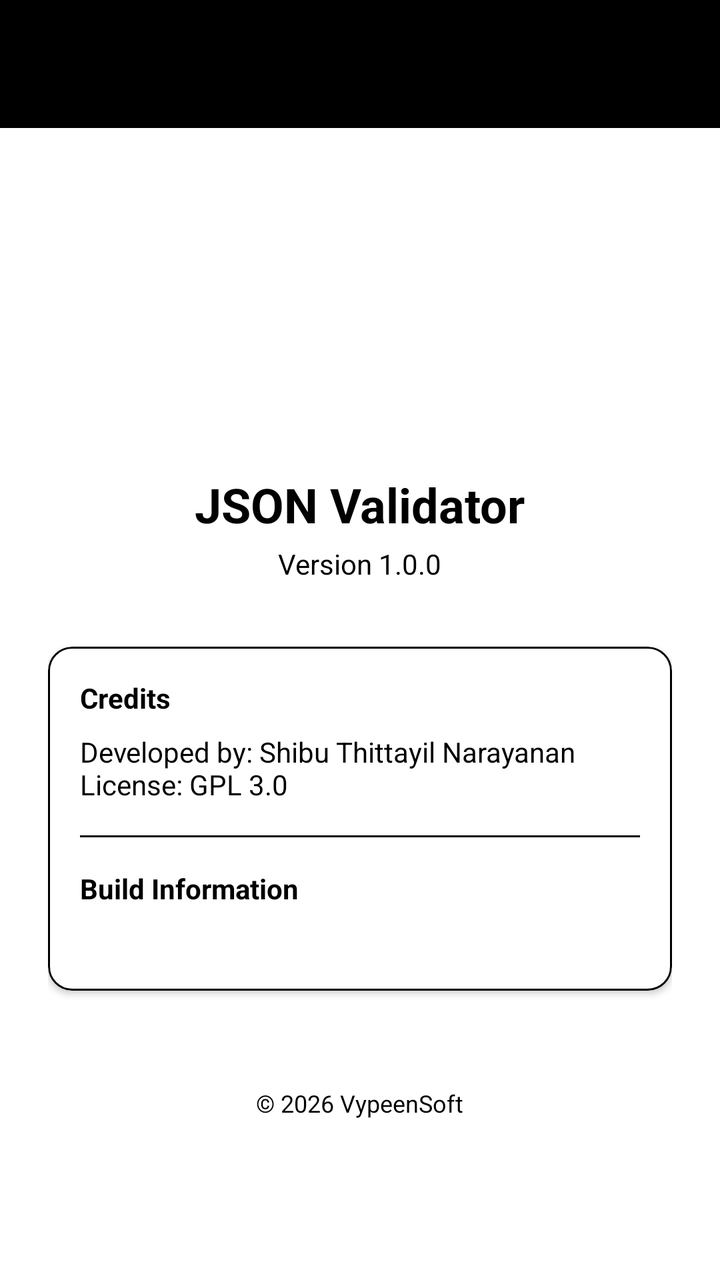
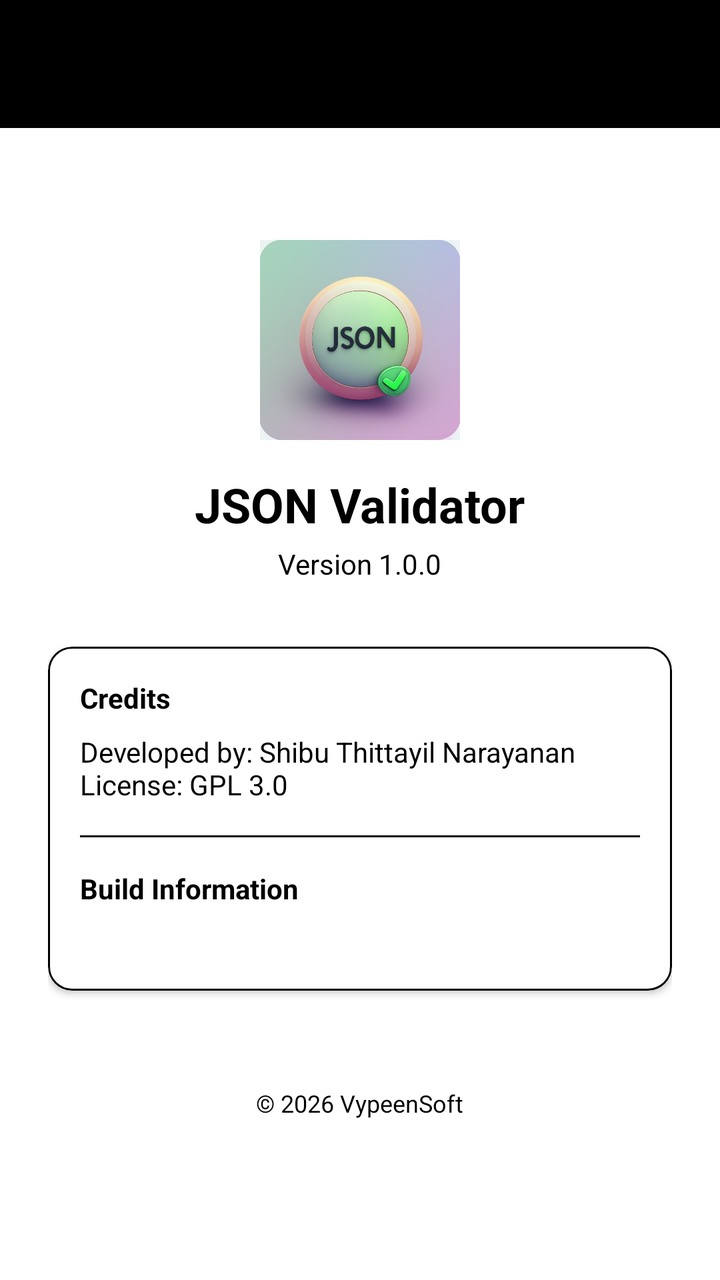

An Android layout rendered at two revisions. The XML below is the earlier revision; the diff shows what the commit changed to produce the second picture.
<!-- AndroidManifest.xml: application theme Theme.JsonValidator -->
<!-- res/layout/activity_about.xml -->
<?xml version="1.0" encoding="utf-8"?>
<androidx.coordinatorlayout.widget.CoordinatorLayout xmlns:android="http://schemas.android.com/apk/res/android"
    xmlns:app="http://schemas.android.com/apk/res-auto"
    android:layout_width="match_parent"
    android:layout_height="match_parent"
    android:background="@color/background">

    <com.google.android.material.appbar.AppBarLayout
        android:layout_width="match_parent"
        android:layout_height="wrap_content">

        <androidx.appcompat.widget.Toolbar
            android:id="@+id/toolbar"
            android:layout_width="match_parent"
            android:layout_height="?attr/actionBarSize"
            android:background="@color/primary"
            app:titleTextColor="@android:color/white" />

    </com.google.android.material.appbar.AppBarLayout>

    <androidx.core.widget.NestedScrollView
        android:layout_width="match_parent"
        android:layout_height="match_parent"
        app:layout_behavior="@string/appbar_scrolling_view_behavior">

        <LinearLayout
            android:layout_width="match_parent"
            android:layout_height="wrap_content"
            android:orientation="vertical"
            android:padding="24dp"
            android:gravity="center_horizontal">

            <ImageView
                android:layout_width="100dp"
                android:layout_height="100dp"
                android:layout_marginTop="32dp"
                android:src="@android:drawable/sym_def_app_icon" />

            <TextView
                android:layout_width="wrap_content"
                android:layout_height="wrap_content"
                android:layout_marginTop="16dp"
                android:text="@string/app_name"
                android:textColor="@color/text_primary"
                android:textSize="24sp"
                android:textStyle="bold" />

            <TextView
                android:layout_width="wrap_content"
                android:layout_height="wrap_content"
                android:layout_marginTop="4dp"
                android:text="Version 1.0.0"
                android:textColor="@color/text_secondary"
                android:textSize="14sp" />

            <com.google.android.material.card.MaterialCardView
                android:layout_width="match_parent"
                android:layout_height="wrap_content"
                android:layout_marginTop="32dp"
                app:cardBackgroundColor="@color/card_bg"
                app:cardCornerRadius="12dp"
                app:cardElevation="2dp"
                app:strokeColor="@color/border_color"
                app:strokeWidth="1dp">

                <LinearLayout
                    android:layout_width="match_parent"
                    android:layout_height="wrap_content"
                    android:orientation="vertical"
                    android:padding="16dp">

                    <TextView
                        android:layout_width="wrap_content"
                        android:layout_height="wrap_content"
                        android:text="Credits"
                        android:textColor="@color/primary"
                        android:textSize="14sp"
                        android:textStyle="bold" />

                    <TextView
                        android:layout_width="match_parent"
                        android:layout_height="wrap_content"
                        android:layout_marginTop="8dp"
                        android:text="Developed by: Shibu Thittayil Narayanan\nLicense: GPL 3.0"
                        android:textColor="@color/text_primary"
                        android:textSize="14sp" />

                    <View
                        android:layout_width="match_parent"
                        android:layout_height="1dp"
                        android:layout_marginTop="16dp"
                        android:layout_marginBottom="16dp"
                        android:background="@color/divider" />

                    <TextView
                        android:layout_width="wrap_content"
                        android:layout_height="wrap_content"
                        android:text="Build Information"
                        android:textColor="@color/primary"
                        android:textSize="14sp"
                        android:textStyle="bold" />

                    <TextView
                        android:id="@+id/tvBuildInfo"
                        android:layout_width="match_parent"
                        android:layout_height="wrap_content"
                        android:layout_marginTop="8dp"
                        android:textColor="@color/text_primary"
                        android:textSize="13sp"
                        android:lineSpacingExtra="4dp" />

                </LinearLayout>

            </com.google.android.material.card.MaterialCardView>

            <TextView
                android:layout_width="wrap_content"
                android:layout_height="wrap_content"
                android:layout_marginTop="48dp"
                android:text="© 2026 VypeenSoft"
                android:textColor="@color/text_secondary"
                android:textSize="12sp" />

        </LinearLayout>

    </androidx.core.widget.NestedScrollView>

</androidx.coordinatorlayout.widget.CoordinatorLayout>
<!-- resources referenced by this layout -->
<resources>
  <color name="background">#FFFFFF</color>
  <color name="border_color">#000000</color>
  <color name="card_bg">#FFFFFF</color>
  <color name="divider">#000000</color>
  <color name="primary">#000000</color>
  <color name="text_primary">#000000</color>
  <color name="text_secondary">#000000</color>
  <string name="app_name">JSON Validator</string>
  <style name="Theme.JsonValidator" parent="Theme.Material3.DayNight.NoActionBar">
          
          <item name="colorPrimary">@color/primary</item>
          <item name="colorSecondary">@color/secondary</item>
          
          
          <item name="android:statusBarColor">@color/background</item>
          <item name="android:windowLightStatusBar">true</item>
          
          
          <item name="android:windowBackground">@color/background</item>
      </style>
  <color name="secondary">#000000</color>
</resources>

<!-- the commit's change to res/layout/activity_about.xml (unified diff, before → after) -->
@@ -34,7 +34,7 @@
                 android:layout_width="100dp"
                 android:layout_height="100dp"
                 android:layout_marginTop="32dp"
-                android:src="@android:drawable/sym_def_app_icon" />
+                android:src="@drawable/app_icon" />
 
             <TextView
                 android:layout_width="wrap_content"
<!-- resource entries referenced after the edit -->
@@ -7,6 +7,7 @@
   <color name="primary">#000000</color>
   <color name="text_primary">#000000</color>
   <color name="text_secondary">#000000</color>
+  <!-- drawable app_icon: jpg bitmap (drawable, 45736 bytes) -->
   <string name="app_name">JSON Validator</string>
   <style name="Theme.JsonValidator" parent="Theme.Material3.DayNight.NoActionBar">
           
